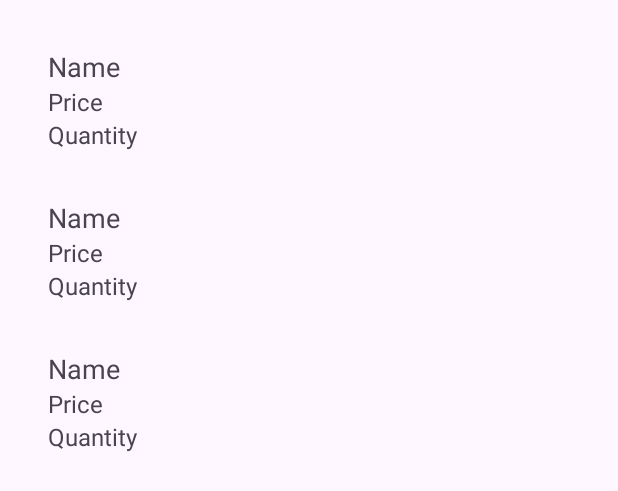
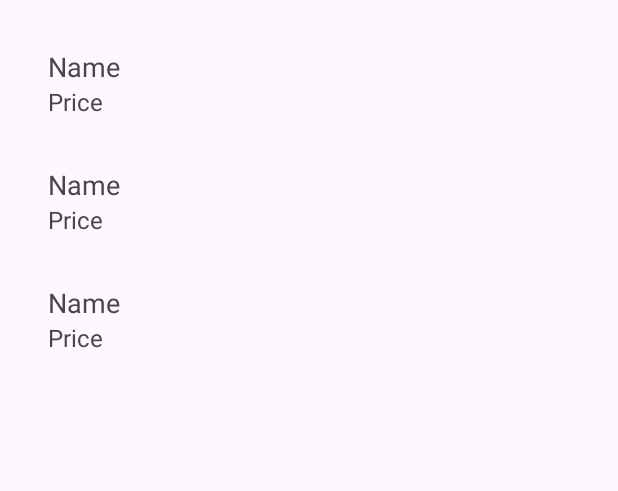
Before and after one commit to cmscoutinho/android-baby-words, an Android app: the layout activity_main.xml on its own in the app's theme, with its tools: preview values and no code run, on a phone screen of 412 x 824 dp. Shown: the top 491 px of the screen. Run offline under Robolectric (Android 15) with nearby library versions, the phone set to English and light mode, and no system bars.

Commit message:
modify TextView id's

```diff
--- a/app/src/main/res/layout/item_view.xml
+++ b/app/src/main/res/layout/item_view.xml
@@ -6,23 +6,18 @@
     android:padding="16dp">
 
     <TextView
-        android:id="@+id/itemName"
+        android:id="@+id/wordName"
         android:layout_width="wrap_content"
         android:layout_height="wrap_content"
         android:text="Name"
         android:textSize="18sp" />
 
     <TextView
-        android:id="@+id/itemPrice"
+        android:id="@+id/wordDate"
         android:layout_width="wrap_content"
         android:layout_height="wrap_content"
         android:text="Price"
         android:textSize="16sp" />
 
-    <TextView
-        android:id="@+id/itemQuantity"
-        android:layout_width="wrap_content"
-        android:layout_height="wrap_content"
-        android:text="Quantity"
-        android:textSize="16sp" />
+
 </LinearLayout>
```
